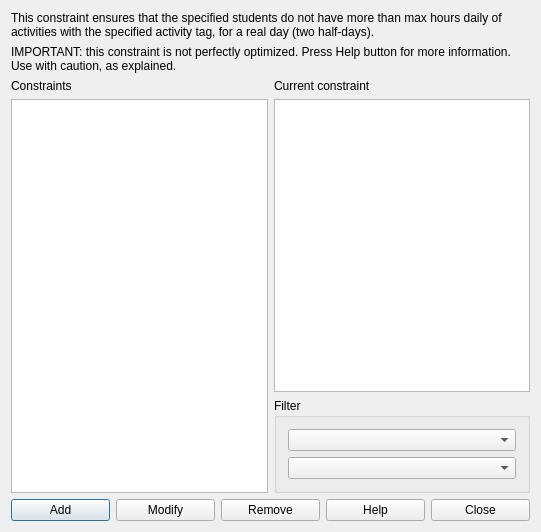
The window that fet/src/interface/constraintstudentssetactivitytagmaxhoursdailyrealdaysform_template.ui (vonmecheln/fet) describes before a commit, drawn with Qt 5.
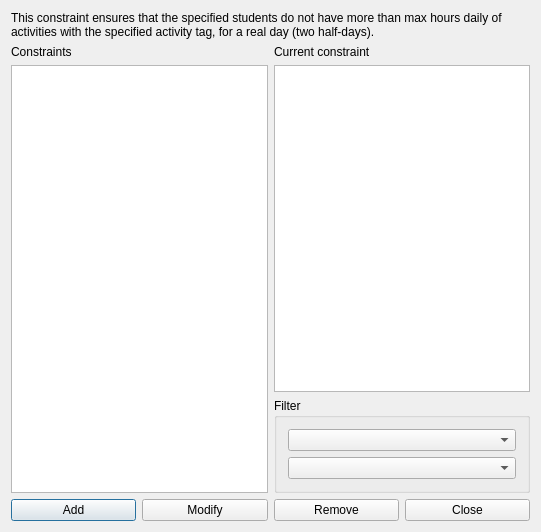
The same window after the commit.

What changed in the file:
```diff
--- a/fet/src/interface/constraintstudentssetactivitytagmaxhoursdailyrealdaysform_template.ui
+++ b/fet/src/interface/constraintstudentssetactivitytagmaxhoursdailyrealdaysform_template.ui
@@ -14,79 +14,7 @@
    <string extracomment="This is the title of the dialog to see the list of all constraints of this type">Constraints students set activity tag max hours daily real days</string>
   </property>
   <layout class="QGridLayout" name="gridLayout_2">
-   <item row="0" column="0" colspan="2">
-    <widget class="QLabel" name="textLabel1">
-     <property name="sizePolicy">
-      <sizepolicy hsizetype="Minimum" vsizetype="Minimum">
-       <horstretch>0</horstretch>
-       <verstretch>0</verstretch>
-      </sizepolicy>
-     </property>
-     <property name="text">
-      <string>This constraint ensures that the specified students do not have more than max hours daily of activities with the specified activity tag, for a real day (two half-days).</string>
-     </property>
-     <property name="wordWrap">
-      <bool>true</bool>
-     </property>
-    </widget>
-   </item>
-   <item row="1" column="0" colspan="2">
-    <widget class="QLabel" name="label">
-     <property name="sizePolicy">
-      <sizepolicy hsizetype="Minimum" vsizetype="Minimum">
-       <horstretch>0</horstretch>
-       <verstretch>0</verstretch>
-      </sizepolicy>
-     </property>
-     <property name="text">
-      <string>IMPORTANT: this constraint is not perfectly optimized. Press Help button for more information. Use with caution, as explained.</string>
-     </property>
-     <property name="wordWrap">
-      <bool>true</bool>
-     </property>
-    </widget>
-   </item>
-   <item row="2" column="0" rowspan="2">
-    <layout class="QVBoxLayout" name="verticalLayout">
-     <item>
-      <widget class="QLabel" name="constraintsTextLabel">
-       <property name="frameShape">
-        <enum>QFrame::NoFrame</enum>
-       </property>
-       <property name="frameShadow">
-        <enum>QFrame::Plain</enum>
-       </property>
-       <property name="text">
-        <string>Constraints</string>
-       </property>
-       <property name="wordWrap">
-        <bool>false</bool>
-       </property>
-      </widget>
-     </item>
-     <item>
-      <widget class="QListWidget" name="constraintsListWidget"/>
-     </item>
-    </layout>
-   </item>
    <item row="2" column="1">
-    <layout class="QVBoxLayout" name="verticalLayout_2">
-     <item>
-      <widget class="QLabel" name="currentConstraintTextLabel">
-       <property name="text">
-        <string>Current constraint</string>
-       </property>
-       <property name="wordWrap">
-        <bool>false</bool>
-       </property>
-      </widget>
-     </item>
-     <item>
-      <widget class="QPlainTextEdit" name="currentConstraintTextEdit"/>
-     </item>
-    </layout>
-   </item>
-   <item row="3" column="1">
     <widget class="QGroupBox" name="filterGroupBox">
      <property name="title">
       <string>Filter</string>
@@ -101,7 +29,46 @@
      </layout>
     </widget>
    </item>
-   <item row="4" column="0" colspan="2">
+   <item row="1" column="0" rowspan="2">
+    <layout class="QVBoxLayout" name="verticalLayout">
+     <item>
+      <widget class="QLabel" name="constraintsTextLabel">
+       <property name="frameShape">
+        <enum>QFrame::NoFrame</enum>
+       </property>
+       <property name="frameShadow">
+        <enum>QFrame::Plain</enum>
+       </property>
+       <property name="text">
+        <string>Constraints</string>
+       </property>
+       <property name="wordWrap">
+        <bool>false</bool>
+       </property>
+      </widget>
+     </item>
+     <item>
+      <widget class="QListWidget" name="constraintsListWidget"/>
+     </item>
+    </layout>
+   </item>
+   <item row="0" column="0" colspan="2">
+    <widget class="QLabel" name="textLabel1">
+     <property name="sizePolicy">
+      <sizepolicy hsizetype="Minimum" vsizetype="Minimum">
+       <horstretch>0</horstretch>
+       <verstretch>0</verstretch>
+      </sizepolicy>
+     </property>
+     <property name="text">
+      <string>This constraint ensures that the specified students do not have more than max hours daily of activities with the specified activity tag, for a real day (two half-days).</string>
+     </property>
+     <property name="wordWrap">
+      <bool>true</bool>
+     </property>
+    </widget>
+   </item>
+   <item row="3" column="0" colspan="2">
     <layout class="QHBoxLayout" name="horizontalLayout">
      <item>
       <widget class="QPushButton" name="addConstraintPushButton">
@@ -124,13 +91,6 @@
        </property>
       </widget>
      </item>
-     <item>
-      <widget class="QPushButton" name="helpPushButton">
-       <property name="text">
-        <string>Help</string>
-       </property>
-      </widget>
-     </item>
      <item>
       <widget class="QPushButton" name="closePushButton">
        <property name="text">
@@ -140,6 +100,23 @@
      </item>
     </layout>
    </item>
+   <item row="1" column="1">
+    <layout class="QVBoxLayout" name="verticalLayout_2">
+     <item>
+      <widget class="QLabel" name="currentConstraintTextLabel">
+       <property name="text">
+        <string>Current constraint</string>
+       </property>
+       <property name="wordWrap">
+        <bool>false</bool>
+       </property>
+      </widget>
+     </item>
+     <item>
+      <widget class="QPlainTextEdit" name="currentConstraintTextEdit"/>
+     </item>
+    </layout>
+   </item>
   </layout>
  </widget>
  <layoutdefault spacing="6" margin="11"/>
```
